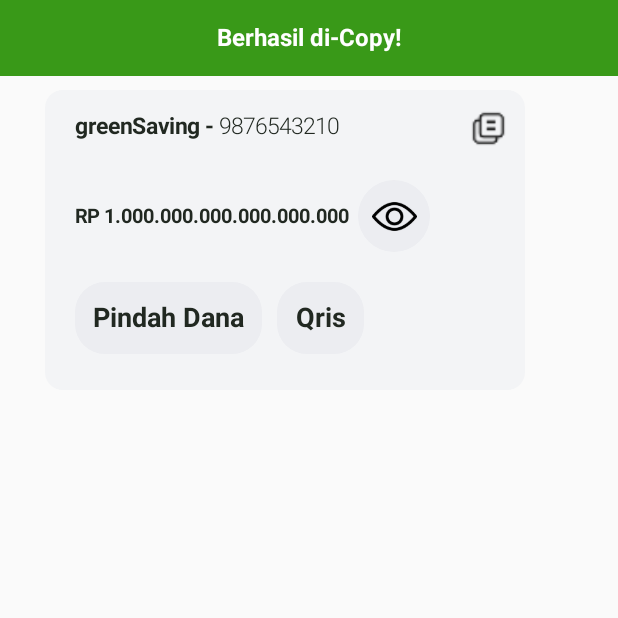
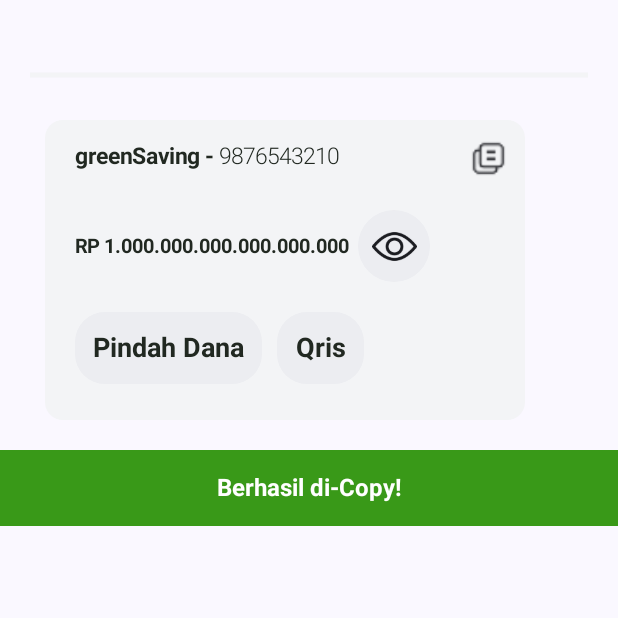
Before and after one commit to veroanggraa/GreenBankApplication, an Android app built with Jetpack Compose: the screen it shows after launch (MainActivity), after a tap on "Copy", on a phone screen of 412 x 824 dp, the top half of it. Run offline under Robolectric (Android 15) with nearby library versions, the phone set to English and light mode, and no system bars.

Commit message:
add home screen and move saving car from main activity

```diff
--- a/app/src/main/java/com/veroanggra/greenbankapplication/MainActivity.kt
+++ b/app/src/main/java/com/veroanggra/greenbankapplication/MainActivity.kt
@@ -1,24 +1,11 @@
 package com.veroanggra.greenbankapplication
 
+import HomeScreen
 import android.os.Bundle
 import androidx.activity.ComponentActivity
 import androidx.activity.compose.setContent
 import androidx.activity.enableEdgeToEdge
-import androidx.compose.foundation.layout.padding
-import androidx.compose.runtime.collectAsState
-import androidx.compose.runtime.getValue
-import androidx.compose.runtime.mutableStateOf
-import androidx.compose.runtime.remember
-import androidx.compose.runtime.rememberCoroutineScope
-import androidx.compose.runtime.setValue
-import androidx.compose.ui.Modifier
-import androidx.compose.ui.unit.dp
 import com.veroanggra.greenbankapplication.ui.theme.GreenBankApplicationTheme
-import com.veroanggra.greenbankapplication.utils.actions.setClipboard
-import com.veroanggra.greenbankapplication.utils.component.CustomOnTopToast
-import com.veroanggra.greenbankapplication.utils.component.SavingCard
-import com.veroanggra.greenbankapplication.utils.helper.BankingDataStore
-import kotlinx.coroutines.launch
 
 class MainActivity : ComponentActivity() {
     override fun onCreate(savedInstanceState: Bundle?) {
@@ -26,39 +13,36 @@ class MainActivity : ComponentActivity() {
         enableEdgeToEdge()
         setContent {
             GreenBankApplicationTheme {
-                val textNumber = "9876543210"
-                val textName = "greenSaving"
-                val balance = "1.000.000.000.000.000.000"
-                var isShowMessage by remember { mutableStateOf(false) }
-                var message by remember { mutableStateOf("") }
-                val isVisibleFlow = BankingDataStore.getIsVisible(this)
-                val isVisible by isVisibleFlow.collectAsState(initial = true)
-                val coroutineScope = rememberCoroutineScope()
+                HomeScreen(this)
 
-                SavingCard(
-                    modifier = Modifier.padding(horizontal = 30.dp, vertical = 60.dp),
-                    textNumber = textNumber,
-                    textName = textName,
-                    balance = balance,
-                    onClick = {
-                        this.apply {
-                            setClipboard("Account Number", textNumber)
-                            isShowMessage = true
-                            message = "Berhasil di-Copy!"
-                        }
-                    },
-                    isVisible = isVisible,
-                    eyeClick = {
-                        coroutineScope.launch {
-                            BankingDataStore.saveIsVisible(this@MainActivity, !isVisible)
-                        }
-                    })
-                if (isShowMessage) {
-                    CustomOnTopToast(
-                        message = message,
-                        onDismiss = { isShowMessage = false }
-                    )
-                }
+//                Column {
+//                    GrayLine(Modifier, Color(0xFFF3F4F6), 50f)
+//                    Spacer(modifier = Modifier.height(20.dp))
+//                    SavingCard(
+//                        modifier = Modifier.padding(horizontal = 30.dp, vertical = 60.dp),
+//                        textNumber = textNumber,
+//                        textName = textName,
+//                        balance = balance,
+//                        onClick = {
+//                            this.apply {
+//                                setClipboard("Account Number", textNumber)
+//                                isShowMessage = true
+//                                message = "Berhasil di-Copy!"
+//                            }
+//                        },
+//                        isVisible = isVisible,
+//                        eyeClick = {
+//                            coroutineScope.launch {
+//                                BankingDataStore.saveIsVisible(this@MainActivity, !isVisible)
+//                            }
+//                        })
+//                }
+//                if (isShowMessage) {
+//                    CustomOnTopToast(
+//                        message = message,
+//                        onDismiss = { isShowMessage = false }
+//                    )
+//                }
             }
         }
     }
--- /dev/null
+++ b/app/src/main/java/com/veroanggra/greenbankapplication/ui/home/HomeScreen.kt
@@ -0,0 +1,72 @@
+import android.content.Context
+import androidx.compose.foundation.layout.Column
+import androidx.compose.foundation.layout.Spacer
+import androidx.compose.foundation.layout.height
+import androidx.compose.foundation.layout.padding
+import androidx.compose.material3.Scaffold
+import androidx.compose.runtime.Composable
+import androidx.compose.runtime.collectAsState
+import androidx.compose.runtime.getValue
+import androidx.compose.runtime.mutableStateOf
+import androidx.compose.runtime.remember
+import androidx.compose.runtime.rememberCoroutineScope
+import androidx.compose.runtime.setValue
+import androidx.compose.ui.Modifier
+import androidx.compose.ui.graphics.Color
+import androidx.compose.ui.unit.dp
+import com.veroanggra.greenbankapplication.utils.actions.setClipboard
+import com.veroanggra.greenbankapplication.utils.component.CustomOnTopToast
+import com.veroanggra.greenbankapplication.utils.component.GrayLine
+import com.veroanggra.greenbankapplication.utils.component.SavingCard
+import com.veroanggra.greenbankapplication.utils.helper.BankingDataStore
+import kotlinx.coroutines.launch
+
+@Composable
+fun HomeScreen(
+    context: Context
+) {
+    val textNumber = "9876543210"
+    val textName = "greenSaving"
+    val balance = "1.000.000.000.000.000.000"
+    var isShowMessage by remember { mutableStateOf(false) }
+    var message by remember { mutableStateOf("") }
+    val isVisibleFlow = BankingDataStore.getIsVisible(context)
+    val isVisible by isVisibleFlow.collectAsState(initial = true)
+    val coroutineScope = rememberCoroutineScope()
+
+    Scaffold(
+    ) { innerPadding ->
+        Column(
+            modifier = Modifier
+                .padding(innerPadding)
+        ) {
+            Spacer(modifier = Modifier.height(50.dp))
+            GrayLine(Modifier, Color(0xFFF3F4F6), 5f)
+            Spacer(modifier = Modifier.height(10.dp))
+            SavingCard(
+                modifier = Modifier.padding(horizontal = 30.dp, vertical = 20.dp),
+                textNumber = textNumber,
+                textName = textName,
+                balance = balance,
+                onClick = {
+                    context.apply {
+                        setClipboard("Account Number", textNumber)
+                        isShowMessage = true
+                        message = "Berhasil di-Copy!"
+                    }
+                },
+                isVisible = isVisible,
+                eyeClick = {
+                    coroutineScope.launch {
+                        BankingDataStore.saveIsVisible(context, !isVisible)
+                    }
+                })
+            if (isShowMessage) {
+                CustomOnTopToast(
+                    message = message,
+                    onDismiss = { isShowMessage = false }
+                )
+            }
+        }
+    }
+}
```
